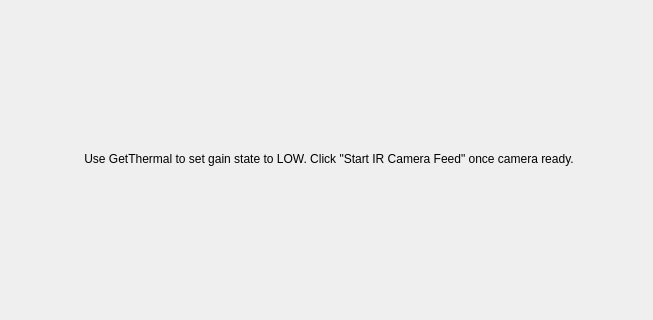
Above: ui_software/Parabilis_Thermal/ir_v11.ui from groupgets/purethermal1-uvc-capture before the change; both pictures show x 0 to 653 and y 90 to 410 of the 1007 by 686 pixel window. Below: the same form after it.
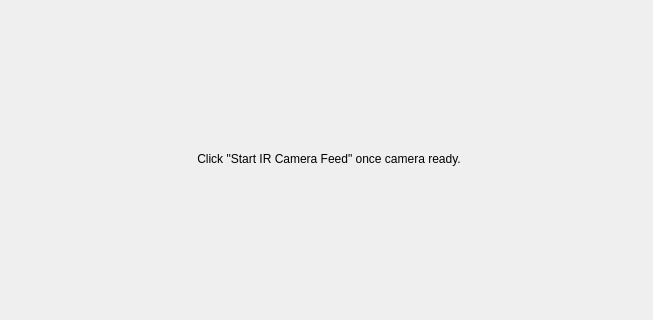
That is the form after the change.

Diff of the .ui file:
```diff
--- a/ui_software/Parabilis_Thermal/ir_v11.ui
+++ b/ui_software/Parabilis_Thermal/ir_v11.ui
@@ -30,7 +30,7 @@
        </size>
       </property>
       <property name="text">
-       <string>Use GetThermal to set gain state to LOW. Click &quot;Start IR Camera Feed&quot; once camera ready.</string>
+       <string>Click &quot;Start IR Camera Feed&quot; once camera ready.</string>
       </property>
       <property name="alignment">
        <set>Qt::AlignCenter</set>
```
